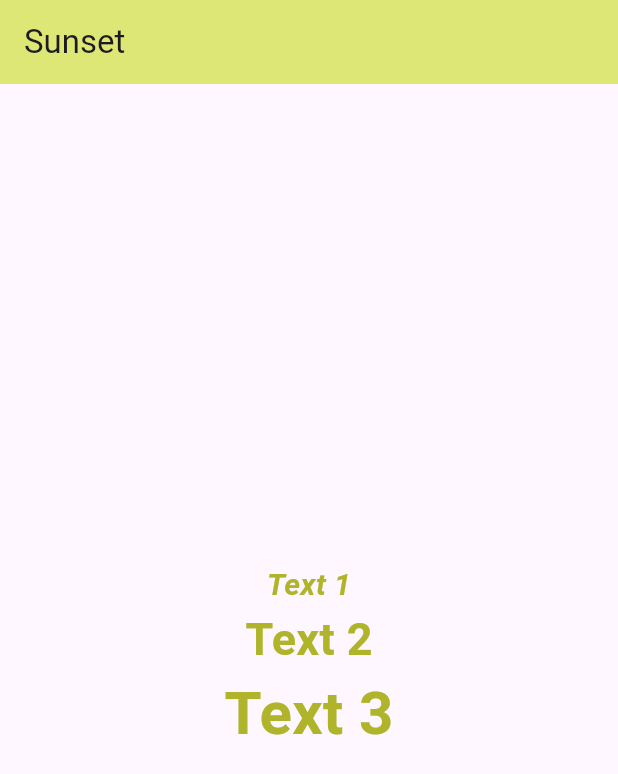
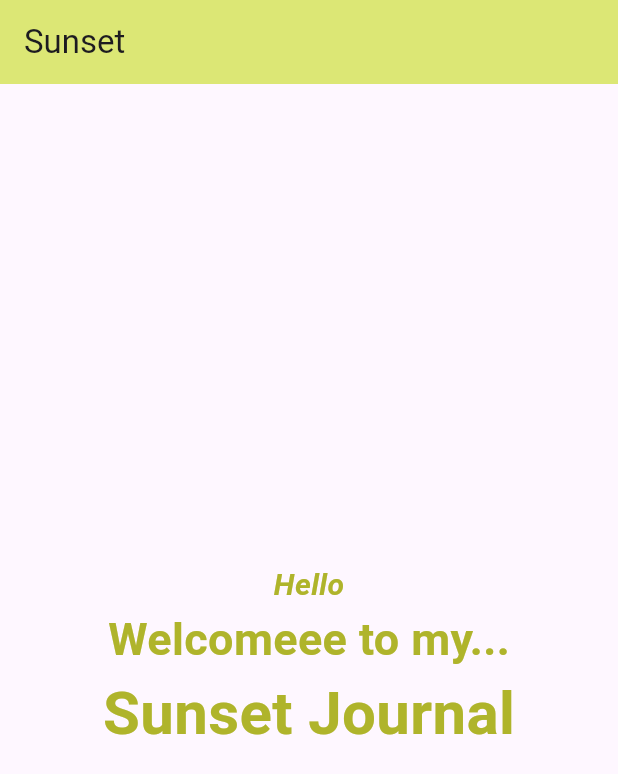
Before and after one commit to maybss24/sunset_journal, a Flutter app: the screen it shows after launch, on a phone screen of 412 x 824 dp. Shown: the top 774 px of the screen. Run offline on Flutter 3.47's test engine with Material 3 defaults, Android fonts, the light colour scheme and no system bars.

Commit message:
Activity 1

```diff
--- a/lib/main.dart
+++ b/lib/main.dart
@@ -11,16 +11,16 @@ void main() {
         child: Column(
           mainAxisSize: MainAxisSize.min,
           children:  [
-            Text('Text 1', style: TextStyle(fontSize: 20,
+            Text('Hello', style: TextStyle(fontSize: 20,
               color: Colors.lime[700],
               fontWeight: FontWeight.bold,
               fontStyle: FontStyle.italic,)
             ),
-            Text('Text 2', style: TextStyle(fontSize: 30,
+            Text('Welcomeee to my...', style: TextStyle(fontSize: 30,
               color: Colors.lime[700],
               fontWeight: FontWeight.bold,),
              ),
-            Text('Text 3', style: TextStyle(fontSize: 40,
+            Text('Sunset Journal', style: TextStyle(fontSize: 40,
               color: Colors.lime[700],
               fontWeight: FontWeight.bold,),
             ),
```
